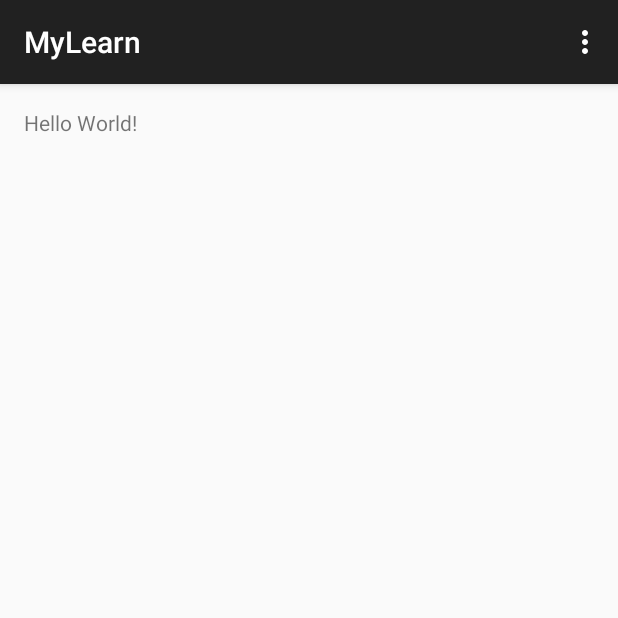
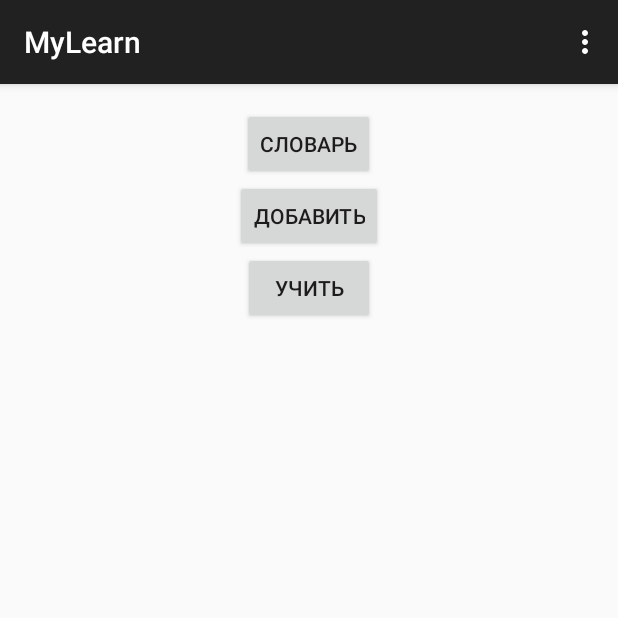
Before and after one commit to antonkoatl/mylearn, an Android app: the screen it shows after launch (MainActivity), on a phone screen of 412 x 824 dp, the top half of it. Run offline under Robolectric (Android 15) with nearby library versions, the phone set to English and light mode, and no system bars.

```diff
--- /dev/null
+++ b/app/src/main/java/com/noname/mylearn/DictDialog.java
@@ -0,0 +1,27 @@
+package com.noname.mylearn;
+
+import android.app.AlertDialog;
+import android.app.Dialog;
+import android.content.DialogInterface;
+import android.os.Bundle;
+import android.support.v4.app.DialogFragment;
+import android.util.Log;
+
+public class DictDialog extends DialogFragment {
+    String data[] = { "one", "two", "three", "four" };
+
+    public Dialog onCreateDialog(Bundle savedInstanceState) {
+        AlertDialog.Builder adb = new AlertDialog.Builder(getActivity())
+                .setTitle("Title!")
+                .setItems(data, myClickListener);
+        return adb.create();
+    }
+
+    // обработчик нажатия на пункт списка диалога
+    DialogInterface.OnClickListener myClickListener = new DialogInterface.OnClickListener() {
+        public void onClick(DialogInterface dialog, int which) {
+            // выводим в лог позицию нажатого элемента
+            Log.d("dlg", "which = " + which);
+        }
+    };
+}
--- a/app/src/main/res/layout/activity_main.xml
+++ b/app/src/main/res/layout/activity_main.xml
@@ -10,8 +10,28 @@
     android:paddingBottom="@dimen/activity_vertical_margin"
     tools:context=".MainActivity">
 
-    <TextView
-        android:text="Hello World!"
+    <Button
         android:layout_width="wrap_content"
-        android:layout_height="wrap_content"/>
+        android:layout_height="wrap_content"
+        android:text="Словарь"
+        android:id="@+id/button1"
+        android:layout_alignParentTop="true"
+        android:layout_centerHorizontal="true"
+        android:onClick="buttonClick"/>
+
+    <Button
+        android:layout_width="wrap_content"
+        android:layout_height="wrap_content"
+        android:text="Добавить"
+        android:id="@+id/button2"
+        android:layout_below="@+id/button1"
+        android:layout_centerHorizontal="true"/>
+
+    <Button
+        android:layout_width="wrap_content"
+        android:layout_height="wrap_content"
+        android:text="Учить"
+        android:id="@+id/button3"
+        android:layout_below="@+id/button2"
+        android:layout_centerHorizontal="true"/>
 </RelativeLayout>
```
Also changed, not shown: app/src/main/java/com/noname/mylearn/MainActivity.java (+15 -0 lines).
